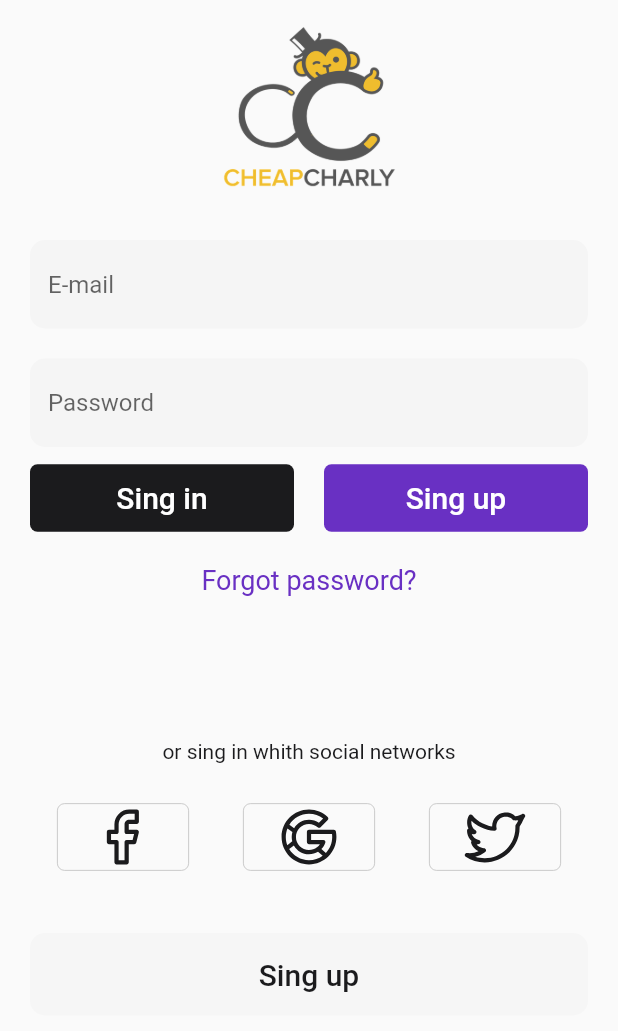
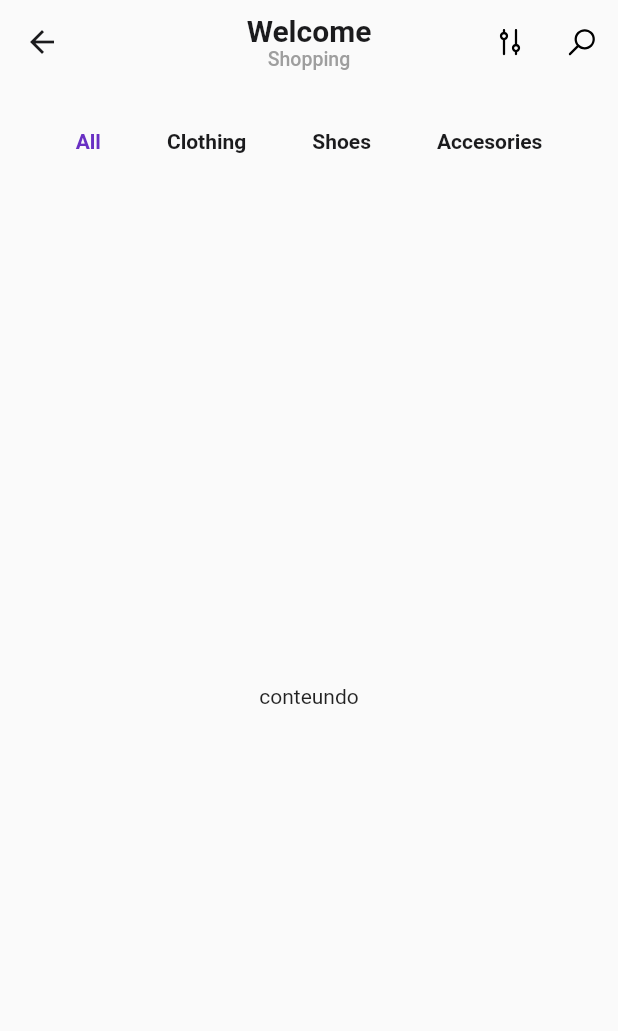
Before and after one commit to alefbispo/ecomerce, a Flutter app: the screen it shows after launch, after a tap on "Sing in", on a phone screen of 412 x 824 dp. Shown: the top 1031 px of the screen. Run offline on Flutter 3.47's test engine with Material 2 defaults, Android fonts, the phone set to English and light mode, and no system bars; our stand-ins replace flutter_svg.

Commit message:
formando layout login screen

```diff
--- a/ecomerce/lib/screens/homepage/home_page.dart
+++ b/ecomerce/lib/screens/homepage/home_page.dart
@@ -0,0 +1,94 @@
+import 'package:ecomerce/appColors/app_colors.dart';
+import 'package:ecomerce/styles/home_sreen_style.dart';
+import 'package:ecomerce/swvImages/swv_images.dart';
+import 'package:flutter/material.dart';
+import 'package:flutter_svg/svg.dart';
+
+class HomePage extends StatelessWidget {
+  const HomePage({Key? key}) : super(key: key);
+
+  AppBar buildAppBar() {
+    return AppBar(
+      bottom: const TabBar(
+        labelPadding: EdgeInsets.symmetric(horizontal: 22),
+        indicator: BoxDecoration(
+          color: Colors.transparent,
+        ),
+        isScrollable: true,
+        indicatorSize: TabBarIndicatorSize.label,
+        labelStyle: TextStyle(
+          fontSize: 14,
+          fontWeight: FontWeight.bold,
+        ),
+        unselectedLabelColor: AppColors.baseBlackColor,
+        labelColor: AppColors.baseDarkPinkColor,
+        tabs: [
+          Text('All'),
+          Text('Clothing'),
+          Text('Shoes'),
+          Text('Accesories'),
+        ],
+      ),
+      backgroundColor: Colors.transparent,
+      elevation: 0.0,
+      centerTitle: true,
+      title: Column(
+        children: const [
+          Text(
+            'Welcome',
+            style: HomeScreenStyle.appBarUpperTitleStyle,
+          ),
+          Text(
+            'Shopping',
+            style: HomeScreenStyle.appBarButtomTitleStyle,
+          )
+        ],
+      ),
+      actions: [
+        IconButton(
+          onPressed: () {},
+          icon: RotationTransition(
+            turns: const AlwaysStoppedAnimation(90 / 360),
+            child: SvgPicture.asset(SvgImages.setting),
+          ),
+        ),
+        IconButton(
+          onPressed: () {},
+          icon: RotationTransition(
+            turns: const AlwaysStoppedAnimation(90 / 360),
+            child: SvgPicture.asset(SvgImages.search),
+          ),
+        ),
+      ],
+    );
+  }
+
+  @override
+  Widget build(BuildContext context) {
+    return DefaultTabController(
+        length: 4,
+        child: Scaffold(
+          appBar: buildAppBar(),
+          body: const TabBarView(
+            children: [
+              Center(
+                child: Text('conteundo'),
+
+              ),
+              Center(
+                child: Text('conteundo'),
+
+              ),
+              Center(
+                child: Text('conteundo'),
+
+              ),
+              Center(
+                child: Text('conteundo'),
+
+              ),
+            ],
+          ),
+        ));
+  }
+}
--- a/ecomerce/lib/screens/login_screen.dart
+++ b/ecomerce/lib/screens/login_screen.dart
@@ -1,12 +1,14 @@
 import 'package:ecomerce/appColors/app_colors.dart';
 import 'package:ecomerce/routes/routes.dart';
+import 'package:ecomerce/screens/homepage/home_page.dart';
 import 'package:ecomerce/screens/singup_screen.dart';
-import 'package:ecomerce/styles/login_screen_styles.dart';
 import 'package:ecomerce/swvImages/swv_images.dart';
 import 'package:ecomerce/widgets/my_button_widget.dart';
 import 'package:ecomerce/widgets/my_textfromfiel_widget.dart';
 import 'package:flutter/material.dart';
 import 'package:flutter_svg/flutter_svg.dart';
+
+import '../styles/login_screen_style.dart';
 
 class LoginScreen extends StatefulWidget {
   const LoginScreen({Key? key}) : super(key: key);
@@ -42,6 +44,10 @@ class _LoginScreenState extends State<LoginScreen> {
               Expanded(
                 child: MyButtonWidget(
                   onPressed: () {
+                    PageRouting.goToNextPage(
+                      context: context,
+                      navigateTo: const HomePage(),
+                    );
                   },
                   color: AppColors.baseBlackColor,
                   text: 'Sing in',
@@ -54,7 +60,8 @@ class _LoginScreenState extends State<LoginScreen> {
                     PageRouting.goToNextPage(
                       context: context,
                       navigateTo: const SingupScreen(),
-                    );},
+                    );
+                  },
                   color: AppColors.baseDarkPinkColor,
                   text: 'Sing up',
                 ),
--- /dev/null
+++ b/ecomerce/lib/styles/home_sreen_style.dart
@@ -0,0 +1,17 @@
+import 'package:flutter/material.dart';
+
+import '../appColors/app_colors.dart';
+
+class HomeScreenStyle {
+  // appBarUpperTitleStyle styles
+  static const TextStyle appBarUpperTitleStyle = TextStyle(
+    color: AppColors.baseBlackColor,
+    fontWeight: FontWeight.bold,
+  );
+
+  //appBarButtomTitleStyle styles
+  static const TextStyle appBarButtomTitleStyle = TextStyle(
+    color: Colors.grey,
+    fontSize: 13,
+  );
+}
```
Also changed, not shown: ecomerce/lib/styles/login_screen_style.dart (renamed from ecomerce/lib/styles/login_screen_styles.dart).
